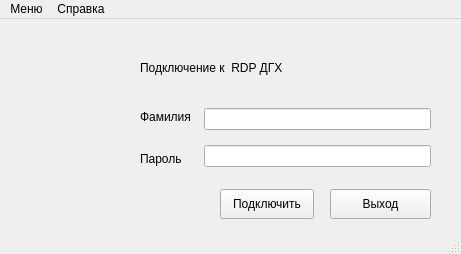
Above: desing_new.ui from sor88/rdpoverssh before the change. Below: the same form after it.
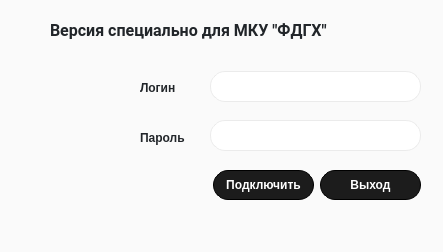
That is the form after the change. Icons and pictures are not drawn.

The edit to the form file:
```diff
--- a/desing_new.ui
+++ b/desing_new.ui
@@ -6,37 +6,62 @@
    <rect>
     <x>0</x>
     <y>0</y>
-    <width>461</width>
-    <height>254</height>
+    <width>443</width>
+    <height>252</height>
    </rect>
   </property>
   <property name="windowTitle">
    <string>RDP over SSH Client</string>
   </property>
   <property name="styleSheet">
-   <string notr="true"/>
+   <string notr="true">QMainWindow {
+
+}
+
+QWidget {
+background-color: #fafafa;
+font-family: apple-system,BlinkMacSystemFont,&quot;Segoe UI&quot;,Roboto,&quot;Helvetica Neue&quot;, Arial, sans-serif;
+color: #212529;
+font-weight: bold; 
+text-color: black;
+}
+
+QLabel {
+
+}
+
+QLineEdit {
+padding: 0 10px 0 10px;
+background-color: #ffffff;
+box-shadow: 0 0 0 0; 
+border: 1px solid #ebebeb;
+border-radius: 15px;
+/* color: black; */
+}
+
+QPushButton{
+background-color: black;
+border: 1px solid black;
+border-radius: 15px;
+display: flex;
+justify-content: center;
+background-color: #1c1c1c;
+color: white;
+position: relative;
+padding: 5px;
+}</string>
   </property>
   <widget class="QWidget" name="centralwidget">
    <property name="styleSheet">
-    <string notr="true">    QPuchButton{
-	background: transparent url('bg_button_a.gif') no-repeat scroll top right;
-    color: #444;
-    display: block;
-    float: left;
-    font: normal 24px arial, sans-serif;
-    height: 24px;
-    margin-right: 6px;
-    padding-right: 18px; /* sliding doors padding */
-    text-decoration: none;
-}</string>
+    <string notr="true"/>
    </property>
    <widget class="QLabel" name="label_3">
     <property name="geometry">
      <rect>
       <x>20</x>
       <y>70</y>
-      <width>101</width>
-      <height>101</height>
+      <width>81</width>
+      <height>91</height>
      </rect>
     </property>
     <property name="styleSheet">
@@ -53,14 +78,22 @@
    <widget class="QLabel" name="label_4">
     <property name="geometry">
      <rect>
-      <x>140</x>
-      <y>40</y>
-      <width>161</width>
-      <height>18</height>
+      <x>50</x>
+      <y>20</y>
+      <width>341</width>
+      <height>20</height>
      </rect>
     </property>
+    <property name="font">
+     <font>
+      <family>apple-system,BlinkMacSystemFont,Segoe UI,Roboto,Helvetica Neue,Arial,sans-serif</family>
+      <pointsize>12</pointsize>
+      <weight>75</weight>
+      <bold>true</bold>
+     </font>
+    </property>
     <property name="text">
-     <string>Подключение к  RDP ДГХ</string>
+     <string>Версия специально для МКУ &quot;ФДГХ&quot;</string>
     </property>
    </widget>
    <widget class="QWidget" name="widget" native="true">
@@ -76,7 +109,7 @@
    <widget class="QPushButton" name="pushButton_2">
     <property name="geometry">
      <rect>
-      <x>330</x>
+      <x>320</x>
       <y>170</y>
       <width>101</width>
       <height>30</height>
@@ -89,9 +122,9 @@
    <widget class="QPushButton" name="pushButton">
     <property name="geometry">
      <rect>
-      <x>220</x>
+      <x>213</x>
       <y>170</y>
-      <width>94</width>
+      <width>101</width>
       <height>30</height>
      </rect>
     </property>
@@ -102,49 +135,57 @@
      <string>Подключить</string>
     </property>
    </widget>
-   <widget class="QWidget" name="layoutWidget">
+   <widget class="QLineEdit" name="lineEdit_2">
+    <property name="geometry">
+     <rect>
+      <x>210</x>
+      <y>120</y>
+      <width>211</width>
+      <height>31</height>
+     </rect>
+    </property>
+    <property name="echoMode">
+     <enum>QLineEdit::Password</enum>
+    </property>
+   </widget>
+   <widget class="QLineEdit" name="lineEdit">
+    <property name="geometry">
+     <rect>
+      <x>210</x>
+      <y>71</y>
+      <width>211</width>
+      <height>31</height>
+     </rect>
+    </property>
+   </widget>
+   <widget class="QLabel" name="label_2">
+    <property name="geometry">
+     <rect>
+      <x>140</x>
+      <y>130</y>
+      <width>51</width>
+      <height>16</height>
+     </rect>
+    </property>
+    <property name="text">
+     <string>Пароль</string>
+    </property>
+   </widget>
+   <widget class="QLabel" name="label">
     <property name="geometry">
      <rect>
       <x>140</x>
       <y>80</y>
-      <width>291</width>
-      <height>78</height>
+      <width>60</width>
+      <height>16</height>
      </rect>
     </property>
-    <layout class="QHBoxLayout" name="horizontalLayout">
-     <item>
-      <layout class="QVBoxLayout" name="verticalLayout">
-       <item>
-        <widget class="QLabel" name="label">
-         <property name="text">
-          <string>Фамилия  </string>
-         </property>
-        </widget>
-       </item>
-       <item>
-        <widget class="QLabel" name="label_2">
-         <property name="text">
-          <string>Пароль</string>
-         </property>
-        </widget>
-       </item>
-      </layout>
-     </item>
-     <item>
-      <layout class="QVBoxLayout" name="verticalLayout_2">
-       <item>
-        <widget class="QLineEdit" name="lineEdit"/>
-       </item>
-       <item>
-        <widget class="QLineEdit" name="lineEdit_2">
-         <property name="echoMode">
-          <enum>QLineEdit::Password</enum>
-         </property>
-        </widget>
-       </item>
-      </layout>
-     </item>
-    </layout>
+    <property name="styleSheet">
+     <string notr="true"/>
+    </property>
+    <property name="text">
+     <string>Логин</string>
+    </property>
    </widget>
   </widget>
   <widget class="QMenuBar" name="menubar">
@@ -152,24 +193,10 @@
     <rect>
      <x>0</x>
      <y>0</y>
-     <width>461</width>
-     <height>19</height>
+     <width>443</width>
+     <height>23</height>
     </rect>
    </property>
-   <widget class="QMenu" name="menu">
-    <property name="title">
-     <string>Меню</string>
-    </property>
-   </widget>
-   <widget class="QMenu" name="menu_2">
-    <property name="title">
-     <string>Справка</string>
-    </property>
-    <addaction name="action"/>
-    <addaction name="action_2"/>
-   </widget>
-   <addaction name="menu"/>
-   <addaction name="menu_2"/>
   </widget>
   <widget class="QStatusBar" name="statusbar"/>
   <action name="action">
```
Left out of the diff: 3 changed lines with no effect on the pictures.
